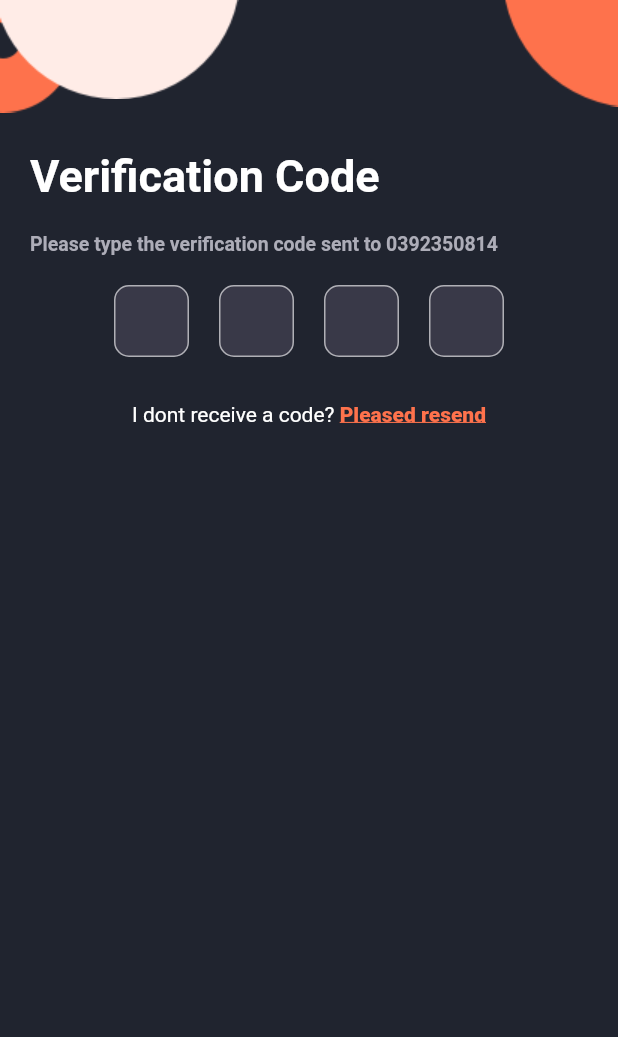
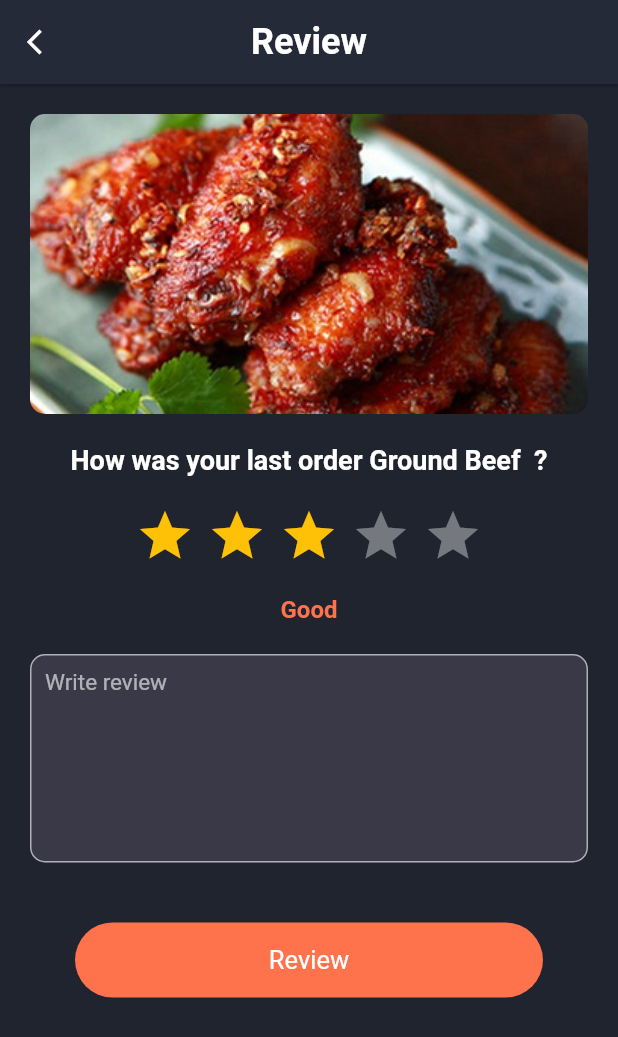
Before and after one commit to MrLongg71/foodhub, a Flutter app: the screen it shows after launch, on a phone screen of 412 x 824 dp. Shown: the top 1037 px of the screen. Run offline on Flutter 3.47's test engine with Material 2 defaults, Android fonts, the light colour scheme and no system bars; drawn by our look-alikes of flutter_rating_bar; our stand-ins replace avatar_glow, equatable, flutter_bloc, flutter_zoom_drawer; Roboto replaces fonts that are missing (SFProText).

Commit message:
init review page

```diff
--- /dev/null
+++ b/lib/src/module/foods/pages/review_page.dart
@@ -0,0 +1,136 @@
+import 'package:flutter/material.dart';
+import 'package:flutter_rating_bar/flutter_rating_bar.dart';
+import 'package:foodhub/src/util/colors.dart';
+import 'package:foodhub/src/util/styles.dart';
+import 'package:foodhub/src/util/uidata.dart';
+import 'package:foodhub/src/widgets/stateful/filled_round_button.dart';
+
+class ReviewPage extends StatefulWidget {
+  const ReviewPage({Key key}) : super(key: key);
+
+  @override
+  _ReviewPageState createState() => _ReviewPageState();
+}
+
+class _ReviewPageState extends State<ReviewPage> {
+  EdgeInsets _padding;
+
+  @override
+  Widget build(BuildContext context) {
+    _padding = MediaQuery.of(context).padding;
+    return Scaffold(
+      appBar: _buildAppbar(),
+      body: _buildBody(),
+    );
+  }
+
+  Widget _buildAppbar() {
+    return AppBar(
+      title: Text("Review"),
+      leading: Icon(Icons.arrow_back_ios),
+      elevation: 1,
+    );
+  }
+
+  Widget _buildBody() {
+    return Container(
+      margin: EdgeInsets.symmetric(horizontal: 20),
+      child: SingleChildScrollView(
+        child: Column(
+          mainAxisAlignment: MainAxisAlignment.center,
+          children: [
+            SizedBox(
+              height: 20,
+            ),
+            _buildImage(),
+            SizedBox(
+              height: 20,
+            ),
+            Text(
+              "How was your last order Ground Beef  ?",
+              style: StylesText.largeTitle,
+            ),
+            SizedBox(
+              height: 20,
+            ),
+            _buildRatingBar(),
+            SizedBox(
+              height: 20,
+            ),
+            Text(
+              "Good",
+              style: StylesText.titleSelectedLabel,
+            ),
+            SizedBox(
+              height: 20,
+            ),
+            TextField(
+              maxLines: 7,
+              decoration: InputDecoration(
+                filled: true,
+                fillColor: MyColors.bgTextField,
+                contentPadding: EdgeInsets.all(10),
+                hintText: "Write review",
+                border: OutlineInputBorder(
+                  borderRadius: BorderRadius.all(Radius.circular(10)),
+                  borderSide: BorderSide(color: Colors.red),
+                ),
+              ),
+            ),
+            _buildButton()
+          ],
+        ),
+      ),
+    );
+  }
+
+  Widget _buildImage() {
+    return ClipRRect(
+      borderRadius: BorderRadius.circular(10),
+      child: Image.asset(
+        UIData.image1,
+        height: 200,
+        width: double.infinity,
+        fit: BoxFit.cover,
+      ),
+    );
+  }
+
+  Widget _buildRatingBar() {
+    return RatingBar.builder(
+      initialRating: 3,
+      minRating: 1,
+      direction: Axis.horizontal,
+      allowHalfRating: true,
+      itemCount: 5,
+      itemPadding: EdgeInsets.symmetric(horizontal: 4.0),
+      itemBuilder: (context, _) => Icon(
+        Icons.star,
+        color: Colors.amber,
+      ),
+      onRatingUpdate: (rating) {
+        print(rating);
+      },
+    );
+  }
+
+  Widget _buildButton() {
+    return Container(
+      margin: EdgeInsets.symmetric(horizontal: 30, vertical: 40),
+      width: double.infinity,
+      height: 50.0,
+      child: FilledRoundButton.withColor(
+        radius: 28,
+        pureColor: MyColors.tanHide,
+        text: Text(
+          "Review",
+          style: Theme.of(context)
+              .textTheme
+              .headline
+              .merge(TextStyle(color: Colors.white)),
+        ),
+        onTap: () {},
+      ),
+    );
+  }
+}
--- a/lib/src/module/home/pages/home_page.dart
+++ b/lib/src/module/home/pages/home_page.dart
@@ -1,6 +1,7 @@
 import 'dart:async';
 
 import 'package:flutter/material.dart';
+import 'package:flutter_zoom_drawer/flutter_zoom_drawer.dart';
 import 'package:foodhub/src/util/colors.dart';
 import 'package:foodhub/src/util/styles.dart';
 import 'package:foodhub/src/util/uidata.dart';
--- a/lib/src/util/route_generator.dart
+++ b/lib/src/util/route_generator.dart
@@ -6,13 +6,14 @@ import 'package:foodhub/src/module/authentication/pages/splash_screen_page.dart'
 import 'package:foodhub/src/module/authentication/pages/verification_code_page.dart';
 import 'package:foodhub/src/module/authentication/pages/welcome_page.dart';
 import 'package:foodhub/src/module/dashboard/page/dashboard_page.dart';
+import 'package:foodhub/src/module/foods/pages/review_page.dart';
 import 'package:foodhub/src/module/home/pages/home_page.dart';
 
 class RouteGenerator {
   static Route routeAll(RouteSettings settings) {
     switch (settings.name) {
       case '/':
-        return _buildRoute(settings, SplashScreenPage());
+        return _buildRoute(settings, ReviewPage());
       case '/intro':
         return _buildRoute(settings, IntroductionPage());
       case '/welcome':
--- a/lib/src/util/themes.dart
+++ b/lib/src/util/themes.dart
@@ -124,9 +124,9 @@ class Themes {
       elevation: 1,
       textTheme: TextTheme(
           headline6: TextStyle(
-        color: Colors.blue,
+        color: Colors.white,
         fontWeight: FontWeight.bold,
-        fontSize: 28.0,
+        fontSize: 24.0,
       )),
     ),
     textTheme: TextTheme(
@@ -187,6 +187,7 @@ class LightColors {
 
 class DarkColors {
   static const primaryColor = const Color(0xff20242F);
+
 //  static const accentColor = const Color(0xffF54B64);
   static const accentColor = MyColors.orangeLight;
   static const blackColor = const Color(0xff1d1d26);
--- a/pubspec.yaml
+++ b/pubspec.yaml
@@ -31,6 +31,8 @@ dependencies:
   flutter_bloc: ^7.0.0
   equatable: ^2.0.0
   avatar_glow: ^2.0.1
+  flutter_rating_bar: ^4.0.0
+  flutter_zoom_drawer: ^2.0.2+1
 
 dev_dependencies:
   flutter_test:
```
Also changed, not shown: pubspec.lock.
